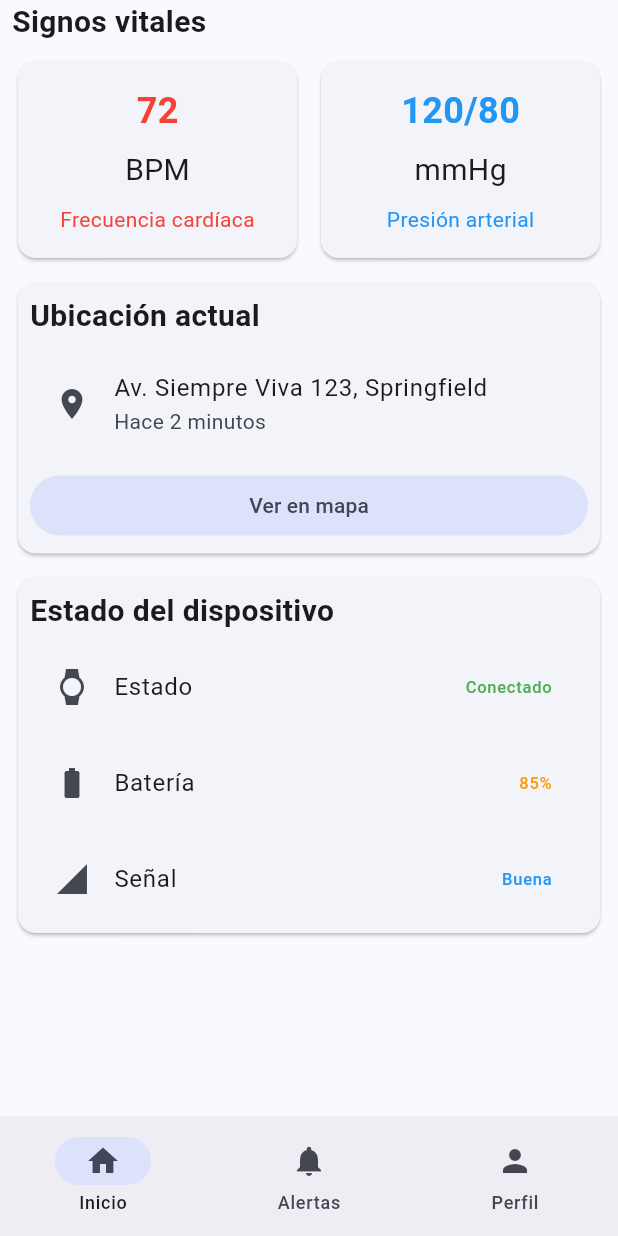
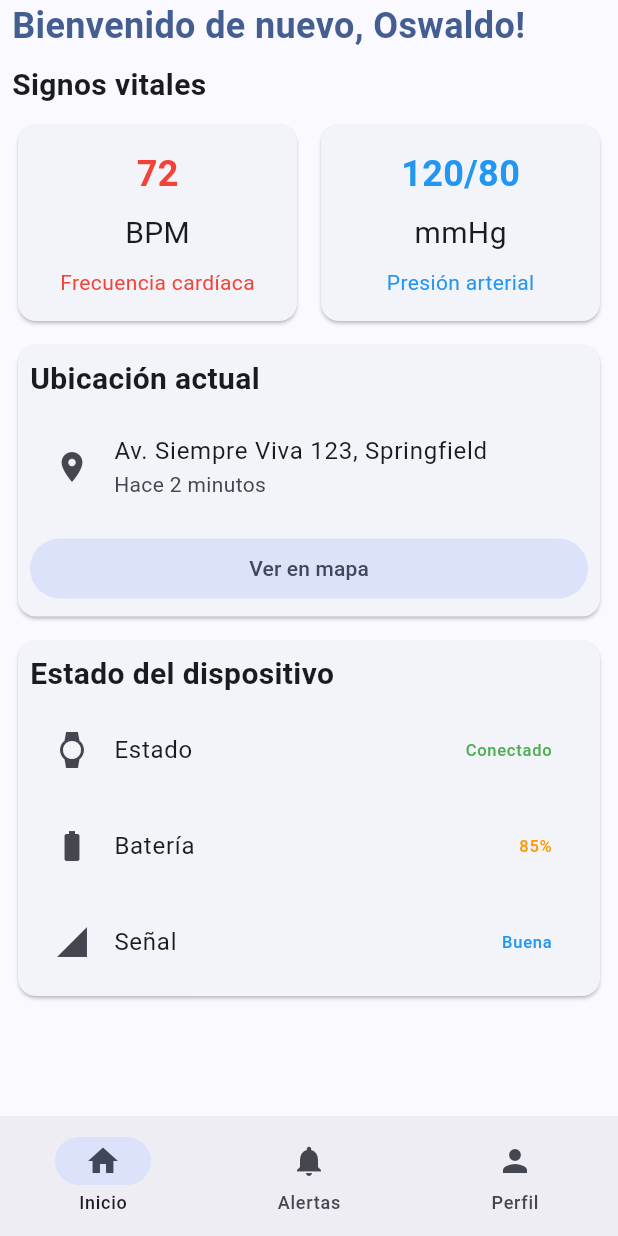
Before and after one commit to Oswaldo-Alberto-Cabrejos-Ronceros/apucha-watch-frontend-flutter, a Flutter app: the screen it shows after launch, on a phone screen of 412 x 824 dp. Run offline on Flutter 3.47's test engine with Material 3 defaults, Android fonts, the phone set to English and light mode, and no system bars.

Commit message:
feat:Adicion de titulo en home user

```diff
--- a/lib/screens/dashboard_user/dashboard_user_screen.dart
+++ b/lib/screens/dashboard_user/dashboard_user_screen.dart
@@ -12,6 +12,8 @@ class DashboardUserScreen extends StatelessWidget {
       crossAxisAlignment: CrossAxisAlignment.start,
       spacing: 8,
       children: [
+        Text('Bienvenido de nuevo, Oswaldo!',
+            style: TextStyle(fontSize: 24, fontWeight: FontWeight.bold, color: Theme.of(context).colorScheme.primary)),
         Text(
           'Signos vitales',
           style: TextStyle(fontSize: 20, fontWeight: FontWeight.bold),
```
